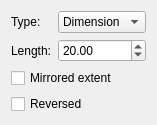
The window that src/Mod/PartDesign/Gui/TaskPadParameters.ui (berndhahnebach/All_FreeCAD) describes before a commit, drawn with Qt 5.
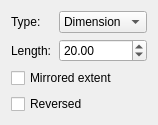
The same window after the commit.

```diff
--- a/src/Mod/PartDesign/Gui/TaskPadParameters.ui
+++ b/src/Mod/PartDesign/Gui/TaskPadParameters.ui
@@ -6,7 +6,7 @@
    <rect>
     <x>0</x>
     <y>0</y>
-    <width>137</width>
+    <width>158</width>
     <height>116</height>
    </rect>
   </property>
```
Left out of the diff: 4 changed lines with no effect on the pictures.
